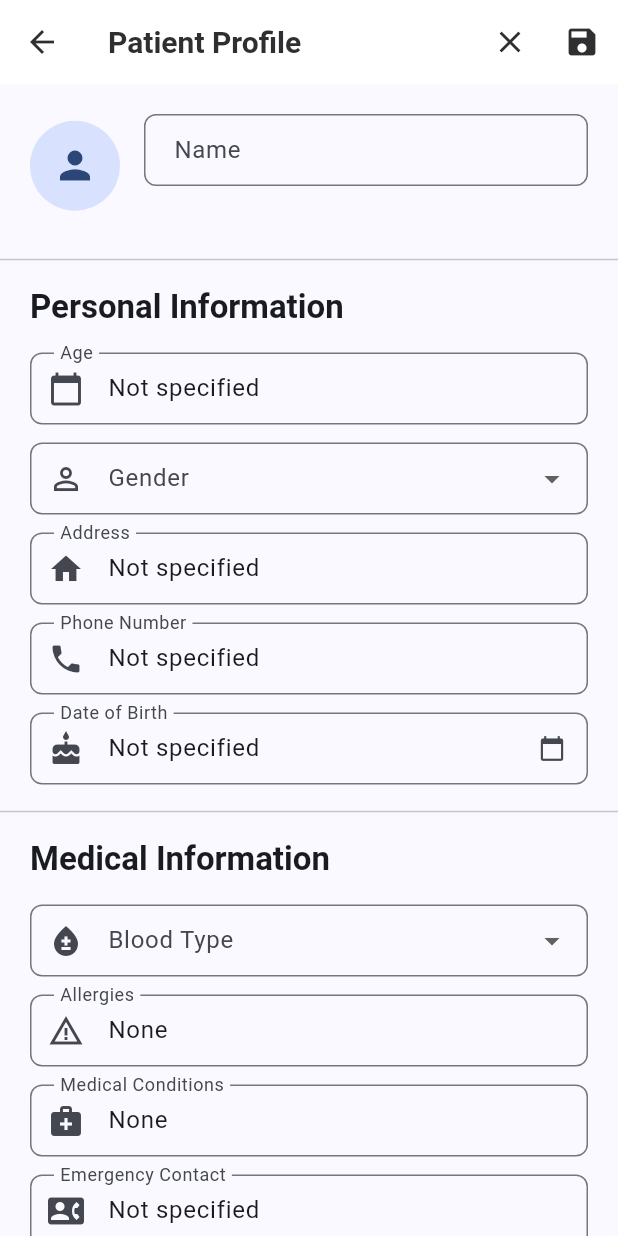
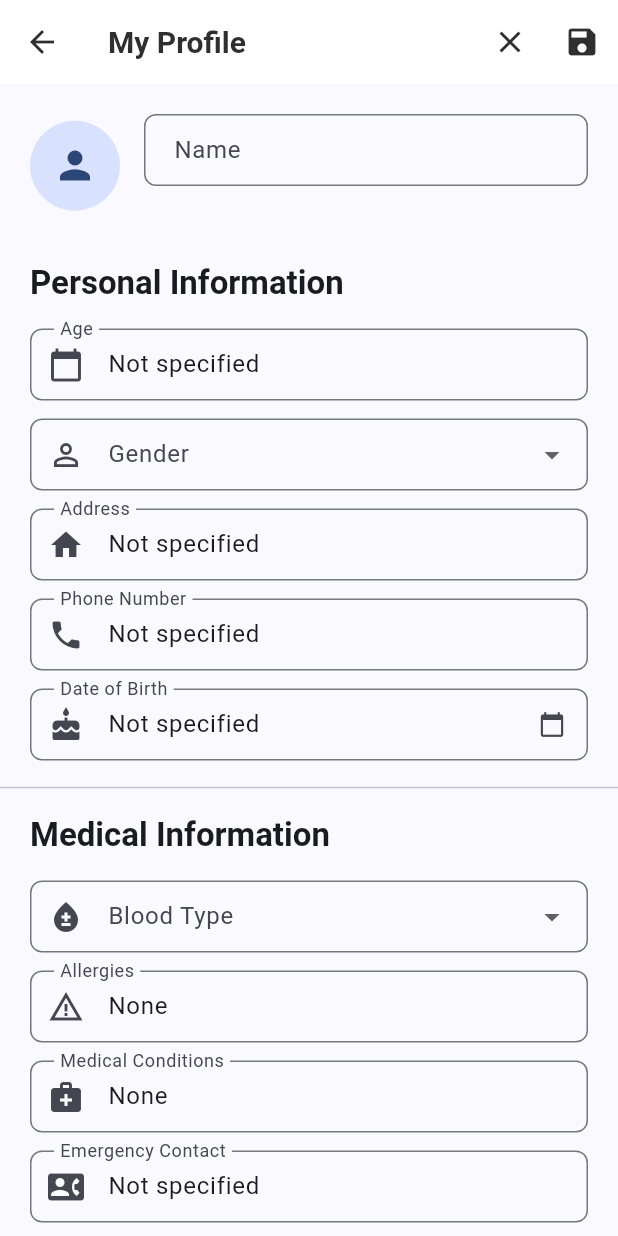
Before and after one commit to IstiakAR/DrugScript, a Flutter app: the screen it shows once a user with an empty profile is signed in, after a tap on the "person 4" icon, after a tap on the "edit" icon, on a phone screen of 412 x 824 dp. Run offline on Flutter 3.47's test engine with Material 3 defaults, Android fonts, the phone set to English and light mode, and no system bars; our stand-ins replace firebase_auth, firebase_core, flutter_svg, get, google_sign_in, image_picker and 2 more; missing offline and left inert: mobile_scanner; accounts and stored records are empty; network calls fail.

Commit message:
added qr profile sharing

```diff
--- a/lib/main.dart
+++ b/lib/main.dart
@@ -36,17 +36,46 @@ class MyApp extends StatelessWidget {
       debugShowCheckedModeBanner: false,
       theme: AppTheme.lightTheme,
       initialRoute: '/',
-      routes: {
-        '/': (context) => const SplashScreen(),  // Change this to SplashScreen
-        '/wrapper': (context) => const Wrapper(),  // Add this route
-        '/homePage': (context) => const HomePage(),
-        '/medicineSearch': (context) => const MedicineSearchApp(),
-        '/profilePage': (context) => const Profile(),
-        '/createPrescription': (context) => const AddPrescription(),
-        '/report': (context) => const Report(),
-        '/viewPrescriptions': (context) => const ViewPrescription(),
-        '/scanQrPage': (context) => const ScanQrPage(),
-        '/prescriptionDetails': (context) => PrescriptionDetails(prescriptionId: ModalRoute.of(context)?.settings.arguments as String,),
+      onGenerateRoute: (settings) {
+        if (settings.name == '/profilePage') {
+          final args = settings.arguments as Map<String, dynamic>?;
+          return MaterialPageRoute(
+            builder: (_) => Profile(userId: args?['userId']),
+          );
+        }
+        if (settings.name == '/prescriptionDetails') {
+          final prescriptionId = settings.arguments as String;
+          return MaterialPageRoute(
+            builder: (_) => PrescriptionDetails(prescriptionId: prescriptionId),
+          );
+        }
+
+        // Handle other routes
+        switch (settings.name) {
+          case '/':
+            return MaterialPageRoute(builder: (_) => const SplashScreen());
+          case '/wrapper':
+            return MaterialPageRoute(builder: (_) => const Wrapper());
+          case '/homePage':
+            return MaterialPageRoute(builder: (_) => const HomePage());
+          case '/medicineSearch':
+            return MaterialPageRoute(builder: (_) => const MedicineSearchApp());
+          case '/createPrescription':
+            return MaterialPageRoute(builder: (_) => const AddPrescription());
+          case '/report':
+            return MaterialPageRoute(builder: (_) => const Report());
+          case '/viewPrescriptions':
+            return MaterialPageRoute(builder: (_) => const ViewPrescription());
+          case '/scanQrPage':
+            return MaterialPageRoute(builder: (_) => const ScanQrPage());
+          default:
+            return MaterialPageRoute(
+              builder: (_) => Scaffold(
+                appBar: AppBar(title: const Text('Page Not Found')),
+                body: const Center(child: Text('404 - Page Not Found')),
+              ),
+            );
+        }
       },
     );
   }
--- a/lib/screens/homepage.dart
+++ b/lib/screens/homepage.dart
@@ -1,9 +1,6 @@
 import 'package:flutter/material.dart';
 import 'package:qr_flutter/qr_flutter.dart';
-import '../services/auth_service.dart';
-
-
-
+import '../services/auth_service.dart'; // Add this import
 
 class HomePage extends StatefulWidget {
   const HomePage({super.key});
@@ -12,10 +9,23 @@ class HomePage extends StatefulWidget {
   State<HomePage> createState() => _HomePageState();
 }
 
-final user = AuthService().currentUser;
-final email = user?.email ?? 'No Email'; // for generate QR-code to find the user data
+class _HomePageState extends State<HomePage> {
+  String? userId;
+  final AuthService _authService = AuthService();
 
-class _HomePageState extends State<HomePage> {
+  @override
+  void initState() {
+    super.initState();
+    _loadUserId();
+  }
+
+  Future<void> _loadUserId() async {
+    final user = _authService.currentUser;
+    setState(() {
+      userId = user?.uid;
+    });
+  }
+
   @override
   Widget build(BuildContext context) {
     return Scaffold(
@@ -46,73 +56,49 @@ class _HomePageState extends State<HomePage> {
                   ),
                   Row(
                     children: [
-                      GestureDetector(
-                        onTap: () async {
-                          if (!mounted) return;
-                          await showDialog(
+                      IconButton(
+                        icon: const Icon(Icons.qr_code, size: 28, color: Color.fromARGB(255, 47, 47, 49)),
+                        tooltip: "Show My QR Code",
+                        onPressed: userId == null
+                            ? null
+                            : () {
+                                showDialog(
                                   context: context,
-                            builder:
-                                (context) => AlertDialog(
-                                  title: const Text("Your QR Code"),
-                                  content: SizedBox(
-                                    width: 200,
-                                    height: 200,
-                                    child: QrImageView(
-                                      data: email,
+                                  builder: (context) => AlertDialog(
+                                    title: const Text('My QR Code'),
+                                    content: Column(
+                                      mainAxisSize: MainAxisSize.min,
+                                      children: [
+                                        QrImageView(
+                                          data: 'USERID-$userId',
                                           version: QrVersions.auto,
-                                      size: 200.0,
+                                          size: 180.0,
                                         ),
+                                        const SizedBox(height: 12),
+                                        Text(
+                                          "ID: $userId",
+                                          style: const TextStyle(fontSize: 14, color: Colors.black54),
+                                        ),
+                                      ],
                                     ),
                                     actions: [
                                       TextButton(
-                                      onPressed: () {
-                                        Navigator.pushAndRemoveUntil(
-                                          context,
-                                          MaterialPageRoute(
-                                            builder:
-                                                (context) => const HomePage(),
-                                          ),
-                                          (route) => false,
-                                        );
-                                      },
-                                      child: const Text("Close"),
+                                        onPressed: () => Navigator.of(context).pop(),
+                                        child: const Text('Close'),
                                       ),
                                     ],
                                   ),
                                 );
                               },
-                        child: CircleAvatar(
-                          radius: 22,
-                          backgroundColor: const Color.fromARGB(
-                            255,
-                            220,
-                            239,
-                            255,
                       ),
-                          child: const Icon(
-                            Icons.qr_code_rounded, // <-- QR code icon
-                            color: Color.fromARGB(255, 47, 47, 49),
-                            size: 30,
-                          ),
-                        ),
-                      ),
-                      const SizedBox(width: 12), // space between avatars
                       GestureDetector(
                         onTap: () {
-                          Navigator.pushReplacementNamed(
-                            context,
-                            '/profilePage',
-                          );
+                          Navigator.pushReplacementNamed(context, '/profilePage');
                         },
                         child: CircleAvatar(
                           radius: 22,
-                          backgroundColor: const Color.fromARGB(
-                            255,
-                            220,
-                            239,
-                            255,
-                          ),
-                          child: const Icon(
+                          backgroundColor: const Color.fromARGB(255, 220, 239, 255),
+                          child: Icon(
                             Icons.person_4_rounded,
                             color: Color.fromARGB(255, 47, 47, 49),
                             size: 30,
@@ -123,27 +109,18 @@ class _HomePageState extends State<HomePage> {
                   ),
                 ],
               ),
+
               const SizedBox(height: 30),
 
               // Quick Stats Cards
               Row(
                 children: [
                   Expanded(
-                    child: _buildStatCard(
-                      'Active Prescriptions',
-                      '3',
-                      Icons.medication,
-                      const Color.fromARGB(255, 26, 90, 100),
-                    ),
+                    child: _buildStatCard('Active Prescriptions', '3', Icons.medication, Color.fromARGB(255, 26,90,100)),
                   ),
                   const SizedBox(width: 16),
                   Expanded(
-                    child: _buildStatCard(
-                      'Today\'s Reminders',
-                      '2',
-                      Icons.notifications_active,
-                      const Color.fromARGB(255, 64, 53, 123),
-                    ),
+                    child: _buildStatCard('Today\'s Reminders', '2', Icons.notifications_active, Color.fromARGB(255, 64, 53, 123)),
                   ),
                 ],
               ),
@@ -167,42 +144,13 @@ class _HomePageState extends State<HomePage> {
                 crossAxisSpacing: 16,
                 childAspectRatio: 1.2,
                 children: [
-                  _buildActionCard(
-                    'Medicine Search',
-                    Icons.search,
-                    const Color.fromARGB(255, 64, 55, 124),
-                    '/medicineSearch',
-                  ),
-                  _buildActionCard(
-                    'Add Prescription',
-                    Icons.add_circle,
-                    const Color.fromARGB(255, 109, 205, 163),
-                    '/createPrescription',
-                  ),
-                  _buildActionCard(
-                    'View Prescriptions',
-                    Icons.description,
-                    const Color.fromARGB(255, 51, 184, 196),
-                    '/viewPrescriptions',
-                  ),
-                  _buildActionCard(
-                    'My Reports',
-                    Icons.analytics,
-                    const Color.fromARGB(255, 159, 140, 140),
-                    '/report',
-                  ),
-                  _buildActionCard(
-                    'Scan QR',
-                    Icons.qr_code_scanner,
-                    const Color.fromARGB(255, 47, 47, 49),
-                    '/scanQrPage',
-                  ),
-                  _buildActionCard(
-                    'Shared With Me',
-                    Icons.share_outlined,
-                    const Color.fromARGB(255, 55, 93, 175),
-                    '/emptyPage',
-                  ),
+                  // rgba(26,90,100,255)
+                  _buildActionCard('Medicine Search', Icons.search, Color.fromARGB(255, 64, 55, 124), '/medicineSearch'),
+                  _buildActionCard('Add Prescription', Icons.add_circle, Color.fromARGB(255, 109, 205, 163), '/createPrescription'),
+                  _buildActionCard('View Prescriptions', Icons.description, Color.fromARGB(255, 51,184,196), '/viewPrescriptions'),
+                  _buildActionCard('My Reports', Icons.analytics, Color.fromARGB(255, 159, 140, 140), '/report'),
+                  _buildActionCard('Scan QR', Icons.qr_code_scanner, Color.fromARGB(255, 47, 47, 49), '/scanQrPage'),
+                  _buildActionCard('Sharing History', Icons.share_outlined,Color.fromARGB(255, 55, 93, 175), '/emptyPage'),
                 ],
               ),
               const SizedBox(height: 20),
@@ -223,6 +171,7 @@ class _HomePageState extends State<HomePage> {
                     ),
                   ],
                 ),
+
                 child: Column(
                   crossAxisAlignment: CrossAxisAlignment.start,
                   children: [
@@ -256,17 +205,9 @@ class _HomePageState extends State<HomePage> {
                           Navigator.pushReplacementNamed(context, '/emptyPage');
                         },
                         icon: const Icon(Icons.visibility, size: 20),
-                        label: const Text(
-                          'View all reminders',
-                          style: TextStyle(fontSize: 16),
-                        ),
+                        label: const Text('View all reminders', style: TextStyle(fontSize: 16)),
                         style: TextButton.styleFrom(
-                          foregroundColor: const Color.fromARGB(
-                            255,
-                            47,
-                            47,
-                            49,
-                          ),
+                          foregroundColor: Color.fromARGB(255, 47, 47, 49),
                           padding: const EdgeInsets.symmetric(vertical: 12),
                         ),
                       ),
@@ -281,12 +222,8 @@ class _HomePageState extends State<HomePage> {
     );
   }
 
-  Widget _buildStatCard(
-    String title,
-    String value,
-    IconData icon,
-    Color color,
-  ) {
+
+  Widget _buildStatCard(String title, String value, IconData icon, Color color) {
     return Container(
       padding: const EdgeInsets.all(16),
       decoration: BoxDecoration(
@@ -308,7 +245,7 @@ class _HomePageState extends State<HomePage> {
           const SizedBox(height: 3),
           Text(
             value,
-            style: const TextStyle(
+            style: TextStyle(
               fontSize: 30,
               fontWeight: FontWeight.bold,
               color: Colors.white,
@@ -316,19 +253,17 @@ class _HomePageState extends State<HomePage> {
           ),
           Text(
             title,
-            style: const TextStyle(fontSize: 13, color: Colors.white),
+            style: TextStyle(
+              fontSize: 13,
+              color: Colors.white,
+            ),
           ),
         ],
       ),
     );
   }
 
-  Widget _buildActionCard(
-    String title,
-    IconData icon,
-    Color color,
-    String route,
-  ) {
+  Widget _buildActionCard(String title, IconData icon, Color color, String route) {
     return GestureDetector(
       onTap: () {
         Navigator.pushReplacementNamed(context, route);
@@ -356,7 +291,11 @@ class _HomePageState extends State<HomePage> {
                 color: color.withOpacity(1),
                 borderRadius: BorderRadius.circular(12),
               ),
-              child: Icon(icon, color: Colors.white, size: 32),
+              child: Icon(
+                icon,
+                color: Colors.white,
+                size: 32,
+              ),
             ),
             const SizedBox(height: 12),
             Text(
@@ -373,6 +312,7 @@ class _HomePageState extends State<HomePage> {
       ),
     );
   }
+
 
   Widget _buildReminderItem(String medicine, String time, bool taken) {
     return Container(
@@ -403,7 +343,13 @@ class _HomePageState extends State<HomePage> {
               ),
             ),
           ),
-          Text(time, style: TextStyle(color: Colors.grey[600], fontSize: 14)),
+          Text(
+            time,
+            style: TextStyle(
+              color: Colors.grey[600],
+              fontSize: 14,
+            ),
+          ),
         ],
       ),
     );
--- a/lib/screens/profile.dart
+++ b/lib/screens/profile.dart
@@ -6,7 +6,9 @@ import '../utils/constants.dart';
 import '../utils/helpers.dart';
 
 class Profile extends StatefulWidget {
-  const Profile({super.key});
+  final String? userId; // Add this parameter
+
+  const Profile({super.key, this.userId}); // Accept userId in constructor
 
   @override
   State<Profile> createState() => _ProfileState();
@@ -18,6 +20,7 @@ class _ProfileState extends State<Profile> {
 
   bool _isLoading = false;
   bool _isEditing = false;
+  bool _isOtherUser = false;
 
   final Map<String, String> _defaultValues = {
     'name': 'No Name',
@@ -46,11 +49,16 @@ class _ProfileState extends State<Profile> {
 
   void _initializeUserData() {
     final user = _authService.currentUser;
-    if (user != null && user.displayName != null) {
+    if (user != null && user.displayName != null && widget.userId == null) {
       _controllers['name']!.text = user.displayName!;
     }
     if (!AppConstants.bloodTypes.contains(_controllers['blood_type']!.text)) {
       _controllers['blood_type']!.text = 'Not specified';
+    }
+    // If viewing another user's profile, disable editing
+    if (widget.userId != null) {
+      _isOtherUser = true;
+      _isEditing = false;
     }
   }
 
@@ -63,10 +71,16 @@ class _ProfileState extends State<Profile> {
 
   Future<void> _loadCachedProfile() async {
     try {
-      final cachedData = await _apiService.loadCachedProfileOnly();
+      Map<String, dynamic>? cachedData;
+      if (widget.userId != null) {
+        // No cache for other users
+        cachedData = null;
+      } else {
+        cachedData = await _apiService.loadCachedProfileOnly();
+      }
       if (cachedData != null && mounted) {
         setState(() {
-          _updateControllers(cachedData);
+          _updateControllers(cachedData!);
         });
       }
     } catch (e) {
@@ -77,10 +91,17 @@ class _ProfileState extends State<Profile> {
   Future<void> _fetchUserProfileInBackground() async {
     if (mounted) setState(() => _isLoading = true);
     try {
-      final userData = await _apiService.getUserProfile();
+      Map<String, dynamic>? userData;
+      if (widget.userId != null) {
+        // Fetch another user's profile
+        userData = await _apiService.getUserProfileForUser(widget.userId!);
+      } else {
+        // Fetch current user's profile
+        userData = await _apiService.getUserProfile();
+      }
       if (userData != null && mounted) {
         setState(() {
-          _updateControllers(userData);
+          _updateControllers(userData!);
         });
       }
     } catch (e) {
@@ -121,12 +142,17 @@ class _ProfileState extends State<Profile> {
   }
 
   void _toggleEditMode() {
+    if (!_isOtherUser) {
       setState(() {
         _isEditing = !_isEditing;
       });
     }
+  }
 
   Future<void> _saveChanges() async {
+    // Only allow saving for current user, not other users
+    if (_isOtherUser) return;
+
     try {
       setState(() => _isLoading = true);
       final user = _authService.currentUser;
@@ -178,6 +204,7 @@ class _ProfileState extends State<Profile> {
   }
 
   void _cancelEdit() async {
+    if (!_isOtherUser) {
       setState(() => _isLoading = true);
       await _loadCachedProfile();
       setState(() {
@@ -185,8 +212,11 @@ class _ProfileState extends State<Profile> {
         _isLoading = false;
       });
     }
+  }
 
   Future<void> _selectDate(BuildContext context) async {
+    if (_isOtherUser) return; // Don't allow date selection for other users
+
     final DateTime? picked = await showDatePicker(
       context: context,
       initialDate: DateTime.now(),
@@ -225,7 +255,7 @@ class _ProfileState extends State<Profile> {
 
     return Padding(
       padding: const EdgeInsets.only(bottom: 12),
-      child: _isEditing && isDropdown
+      child: _isEditing && isDropdown && !_isOtherUser
           ? DropdownButtonFormField<String>(
               value: options!.contains(controller.text) ? controller.text : null,
               items: options.map((opt) => DropdownMenuItem(value: opt, child: Text(opt))).toList(),
@@ -234,7 +264,7 @@ class _ProfileState extends State<Profile> {
               },
               decoration: InputDecoration(labelText: label, prefixIcon: Icon(icon)),
             )
-          : _isEditing
+          : _isEditing && !_isOtherUser
               ? TextField(
                   controller: controller,
                   decoration: InputDecoration(labelText: label, prefixIcon: Icon(icon)),
@@ -257,14 +287,15 @@ class _ProfileState extends State<Profile> {
 
     return Scaffold(
       appBar: AppBar(
-        title: const Text('Patient Profile'),
+        title: Text(_isOtherUser ? 'Patient Profile' : 'My Profile'),
         actions: [
-          if (!_isEditing && !_isLoading)
+          if (!_isEditing && !_isLoading && !_isOtherUser)
             IconButton(
               icon: const Icon(Icons.refresh),
               onPressed: _fetchUserProfileInBackground,
               tooltip: 'Refresh',
             ),
+
           if (!_isEditing && _isLoading)
             Container(
               padding: const EdgeInsets.all(10),
@@ -274,7 +305,13 @@ class _ProfileState extends State<Profile> {
                 child: CircularProgressIndicator(strokeWidth: 2),
               ),
             ),
-          if (_isEditing && !_isLoading) ...[
+            if (_isOtherUser && !_isLoading)
+            IconButton(
+              icon: const Icon(Icons.assessment),
+              onPressed: () {}, // arguments for report here
+              tooltip: 'View Reports',
+            ),
+          if (_isEditing && !_isLoading && !_isOtherUser) ...[
             IconButton(
               icon: const Icon(Icons.close),
               onPressed: _cancelEdit,
@@ -285,7 +322,7 @@ class _ProfileState extends State<Profile> {
               onPressed: _saveChanges,
               tooltip: 'Save',
             ),
-          ] else if (!_isEditing) ...[
+          ] else if (!_isEditing && !_isOtherUser) ...[
             IconButton(
               icon: const Icon(Icons.edit),
               onPressed: _toggleEditMode,
@@ -312,7 +349,25 @@ class _ProfileState extends State<Profile> {
                 // User info section
                 Container(
                   padding: const EdgeInsets.all(20),
-                  child: Row(
+                  child: _isOtherUser
+                    ? // For other users - center content without photo
+                    Center(
+                        child: Column(
+                          children: [
+                            _isEditing && !_isOtherUser
+                              ? TextField(
+                                  controller: _controllers['name'] ?? TextEditingController(),
+                                  decoration: const InputDecoration(labelText: 'Name'),
+                                )
+                              : Text(
+                                  _controllers['name']?.text ?? '',
+                                  style: Theme.of(context).textTheme.titleLarge,
+                                ),
+                          ],
+                        ),
+                      )
+                    : // For current user - show photo and email
+                    Row(
                         children: [
                           CircleAvatar(
                             radius: 30,
@@ -324,7 +379,7 @@ class _ProfileState extends State<Profile> {
                             child: Column(
                               crossAxisAlignment: CrossAxisAlignment.start,
                               children: [
-                            _isEditing
+                                _isEditing && !_isOtherUser
                                     ? TextField(
                                         controller: _controllers['name'] ?? TextEditingController(),
                                         decoration: const InputDecoration(labelText: 'Name'),
@@ -343,6 +398,7 @@ class _ProfileState extends State<Profile> {
                         ],
                       ),
               ),
+              if (_isOtherUser)
                 const Divider(),
               // Personal Information section
               Container(
--- a/lib/screens/scan_qr_page.dart
+++ b/lib/screens/scan_qr_page.dart
@@ -74,6 +74,12 @@ class _ScanQrPageState extends State<ScanQrPage>
   }
 
   void _showSuccessfulScan(String code) {
+    if (code.startsWith('USERID-')) {
+      final scannedUserId = code.substring('USERID-'.length);
+      Navigator.pushReplacementNamed(context, '/profilePage', arguments: {'userId': scannedUserId});
+      return;
+    }
+
     ScaffoldMessenger.of(context).showSnackBar(
       SnackBar(
         content: Row(
@@ -111,9 +117,6 @@ class _ScanQrPageState extends State<ScanQrPage>
               mainAxisSize: MainAxisSize.min,
               crossAxisAlignment: CrossAxisAlignment.start,
               children: [
-                Text('Scanned at: $_currentDateTime (UTC)'),
-                Text('User: Clear20-22'),
-                const Divider(),
                 SelectableText(code),
               ],
             ),
--- a/lib/services/api_service.dart
+++ b/lib/services/api_service.dart
@@ -328,4 +328,30 @@ class ApiService {
       return false;
     }
   }
+
+  // Fetch another user's profile (read-only)
+  Future<Map<String, dynamic>?> getUserProfileForUser(String userId) async {
+    try {
+        final response = await http.get(
+          Uri.parse('${AppConstants.baseUrl}/profile/public/$userId'),
+          headers: {'Content-Type': 'application/json'},
+        );
+      if (response.statusCode == 200) {
+        final Map<String, dynamic> rawData = jsonDecode(response.body);
+        final Map<String, dynamic> processedData = {};
+        rawData.forEach((key, value) {
+          if (value != null) {
+            processedData[key] = value.toString();
+          } else {
+            processedData[key] = value;
+          }
+        });
+        print('Fetched profile for user $userId: $processedData');
+        return processedData;
+      }
+    } catch (e) {
+      print('Error fetching profile for user $userId: $e');
+    }
+    return null;
+  }
 }
```
Lines whose indentation alone changed are shown as unchanged.
